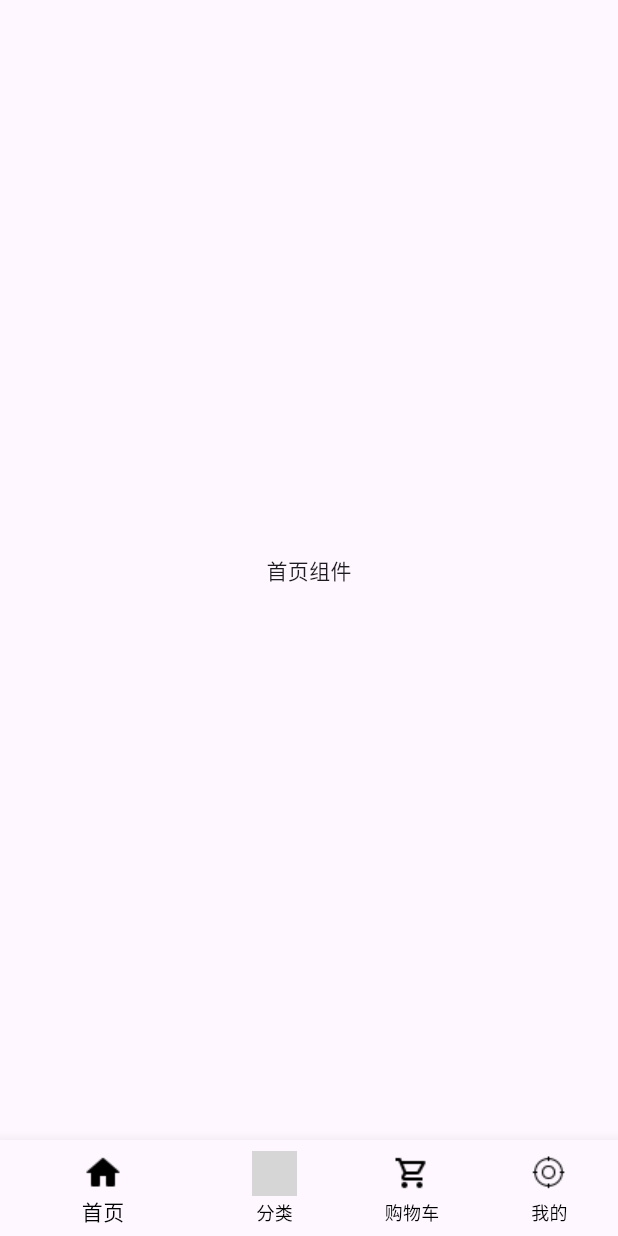
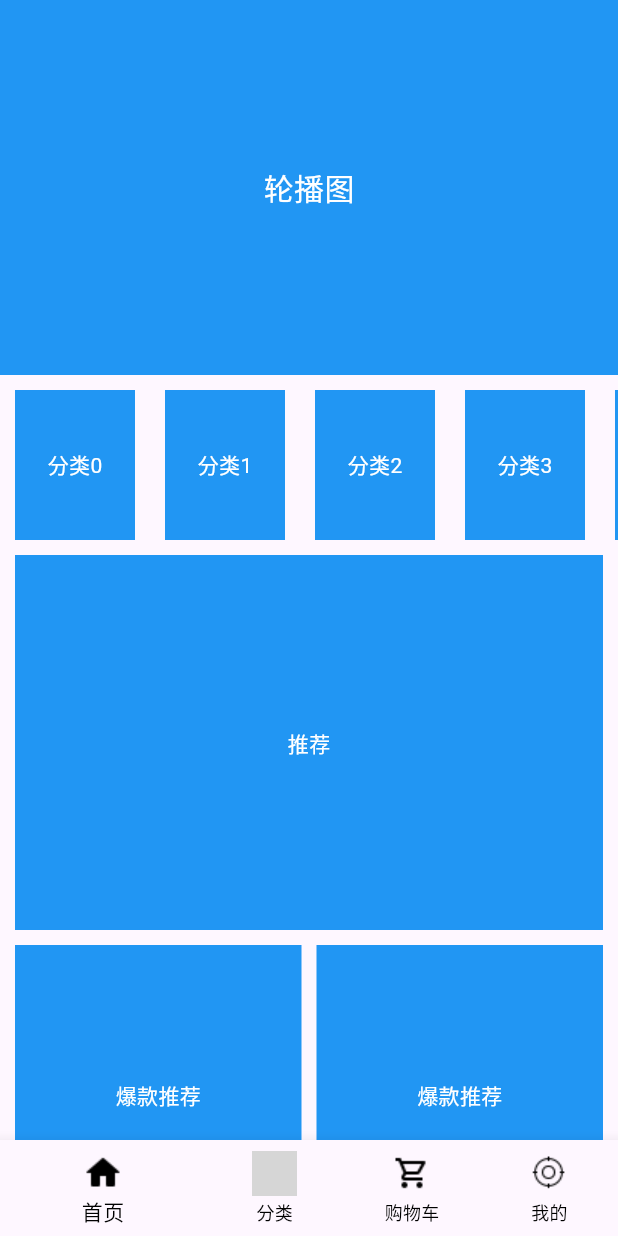
Before and after one commit to DZX-CPU/try_flutter, a Flutter app: the screen it shows after launch, on a phone screen of 412 x 824 dp. Run offline on Flutter 3.47's test engine with Material 3 defaults, Android fonts, the phone set to English and light mode, and no system bars; grey boxes are pictures that could not be loaded.

Commit message:
完成首页的基本布局

```diff
--- /dev/null
+++ b/lib/components/Home/HmCategory.dart
@@ -0,0 +1,41 @@
+import 'package:flutter/material.dart';
+
+/// 首页横向分类列表组件
+class Hmcategory extends StatefulWidget {
+  const Hmcategory({super.key});
+
+  @override
+  State<Hmcategory> createState() => HmcategoryState();
+}
+
+class HmcategoryState extends State<Hmcategory> {
+  // 缓存分类子项列表，避免每次 build 重建导致 Element 树重组失败
+  final List<Widget> _categoryItems = List.generate(20, (index) {
+    return Container(
+      alignment: Alignment.center,
+      width: 80,
+      height: 100,
+      color: Colors.blue,
+      // 左右间距
+      margin: EdgeInsets.symmetric(horizontal: 10),
+      child: Text(
+        "分类$index",
+        style: TextStyle(color: Colors.white),
+      ),
+    );
+  });
+
+  @override
+  Widget build(BuildContext context) {
+    return SizedBox(
+      // 限制分类区域高度
+      height: 100,
+      child: SingleChildScrollView(
+        // 横向滚动（使用 SingleChildScrollView 而非 ListView，
+        // 避免与外层 CustomScrollView 产生嵌套滚动冲突）
+        scrollDirection: Axis.horizontal,
+        child: Row(children: _categoryItems),
+      ),
+    );
+  }
+}
--- /dev/null
+++ b/lib/components/Home/HmHot.dart
@@ -0,0 +1,23 @@
+import 'package:flutter/material.dart';
+
+/// 首页热门区域组件（占位，待实现）
+class Hmhot extends StatefulWidget {
+  const Hmhot({super.key});
+
+  @override
+  State<Hmhot> createState() => _HmhotState();
+}
+
+class _HmhotState extends State<Hmhot> {
+  @override
+  Widget build(BuildContext context) {
+    return Container(
+      height: 200,
+      color: Colors.blue,
+      alignment: Alignment.center,
+      child: Text(
+        "爆款推荐",
+        style: TextStyle(color: Colors.white),),
+    );
+  }
+}
--- /dev/null
+++ b/lib/components/Home/HmMoreList.dart
@@ -0,0 +1,30 @@
+import 'package:flutter/material.dart';
+
+/// 首页更多列表组件（占位，待实现）
+class Hmmorelist extends StatefulWidget {
+  const Hmmorelist({super.key});
+
+  @override
+  State<Hmmorelist> createState() => _HmmorelistState();
+}
+
+class _HmmorelistState extends State<Hmmorelist> {
+  @override
+  Widget build(BuildContext context) {
+    return SliverGrid.builder(
+      itemCount: 4,
+      gridDelegate: SliverGridDelegateWithFixedCrossAxisCount(
+      crossAxisCount: 2,
+      mainAxisSpacing: 10,
+      crossAxisSpacing: 10),
+      itemBuilder:(BuildContext context,int index){
+        return Container(
+          alignment: Alignment.center,
+          color: Colors.blue,
+          child: Text(
+            "商品",
+            style: TextStyle(color: Colors.white),),
+        );
+      });
+  }
+}
--- /dev/null
+++ b/lib/components/Home/HmSlider.dart
@@ -0,0 +1,24 @@
+import 'package:flutter/material.dart';
+
+/// 首页顶部轮播图组件（占位，待实现）
+class Hmslider extends StatefulWidget {
+  const Hmslider({super.key});
+
+  @override
+  State<Hmslider> createState() => _HmsliderState();
+}
+
+class _HmsliderState extends State<Hmslider> {
+  @override
+  Widget build(BuildContext context) {
+    return Container(
+      height: 250,
+      color: Colors.blue,
+      alignment: Alignment.center,
+      child: Text(
+      "轮播图",
+      style: TextStyle(
+      color: Colors.white,
+      fontSize: 20)));
+  }
+}
--- /dev/null
+++ b/lib/components/Home/HmSuggestion.dart
@@ -0,0 +1,23 @@
+import 'package:flutter/material.dart';
+
+/// 首页推荐区域组件（占位，待实现）
+class Hmsuggestion extends StatefulWidget {
+  const Hmsuggestion({super.key});
+
+  @override
+  State<Hmsuggestion> createState() => _HmsuggestionState();
+}
+
+class _HmsuggestionState extends State<Hmsuggestion> {
+  @override
+  Widget build(BuildContext context) {
+    return Container(
+      alignment: Alignment.center,
+      color: Colors.blue,
+      height: 250,
+      child: Text(
+      "推荐",
+      style: TextStyle(color: Colors.white)),
+    );
+  }
+}
--- a/lib/main.dart
+++ b/lib/main.dart
@@ -1,6 +1,8 @@
 import 'package:flutter/material.dart';
 import 'package:last_test/routes/index.dart';
 
+/// 应用入口函数
 void main() {
+  // 启动 Flutter 应用，传入根组件
   runApp(getRootWidget());
 }
--- a/lib/pages/Cart/index.dart
+++ b/lib/pages/Cart/index.dart
@@ -1,5 +1,6 @@
 import 'package:flutter/material.dart';
 
+/// 购物车页（占位，待实现）
 class CartView extends StatefulWidget {
   const CartView({super.key});
 
--- a/lib/pages/Category/index.dart
+++ b/lib/pages/Category/index.dart
@@ -1,5 +1,6 @@
 import 'package:flutter/material.dart';
 
+/// 分类页（占位，待实现）
 class CategoryView extends StatefulWidget {
   const CategoryView({super.key});
 
--- a/lib/pages/Home/index.dart
+++ b/lib/pages/Home/index.dart
@@ -1,5 +1,12 @@
 import 'package:flutter/material.dart';
+import 'package:last_test/components/Home/HmCategory.dart';
+import 'package:last_test/components/Home/HmHot.dart';
+import 'package:last_test/components/Home/HmMoreList.dart';
+import 'package:last_test/components/Home/HmSlider.dart';
+import 'package:last_test/components/Home/HmSuggestion.dart';
 
+/// 首页视图 —— 使用 CustomScrollView 实现可滚动布局
+/// 由轮播图、分类列表、推荐区等模块组成
 class HomeView extends StatefulWidget {
   const HomeView({super.key});
 
@@ -8,10 +15,40 @@ class HomeView extends StatefulWidget {
 }
 
 class _HomeViewState extends State<HomeView> {
+  // 缓存 sliver 列表，避免每次 build 重建导致 Element 树重组失败
+  final List<Widget> _scrollChildren = const [
+    SliverToBoxAdapter(child: Hmslider()),       // 顶部轮播图
+    SliverToBoxAdapter(child: SizedBox(height: 10)), // 间距
+    SliverToBoxAdapter(child: Hmcategory()),     // 横向分类列表
+    SliverToBoxAdapter(child: SizedBox(height: 10)), // 间距
+    SliverToBoxAdapter(
+      child:Padding(padding: EdgeInsetsGeometry.symmetric(horizontal: 10),
+      child: Hmsuggestion()
+      ),
+      ),   // 推荐区域
+    SliverToBoxAdapter(child: SizedBox(height: 10)), // 间距
+    SliverToBoxAdapter(
+      child:Padding(padding: EdgeInsetsGeometry.symmetric(horizontal: 10),
+      child: Flex(
+      direction: Axis.horizontal,
+      children: [
+        Expanded(child: Hmhot()),
+        SizedBox(width: 10),
+        Expanded(child: Hmhot()),
+      ],
+      )
+      )
+      ),
+    SliverToBoxAdapter(child: SizedBox(height: 10)), // 间距
+    SliverPadding(
+      padding: EdgeInsets.symmetric(horizontal: 10),
+      sliver: Hmmorelist(),
+    ),
+  ];
+
   @override
   Widget build(BuildContext context) {
-    return Center(
-      child: Text("首页组件"),
-    );
+    // CustomScrollView 通过 slivers 组合各个模块，实现统一滚动
+    return CustomScrollView(slivers: _scrollChildren);
   }
 }
--- a/lib/pages/Login/index.dart
+++ b/lib/pages/Login/index.dart
@@ -1,5 +1,6 @@
 import 'package:flutter/material.dart';
 
+/// 登录页（占位，待实现）
 class LoginPage extends StatefulWidget {
   const LoginPage({super.key});
 
@@ -11,6 +12,7 @@ class _LoginPageState extends State<LoginPage> {
   @override
   Widget build(BuildContext context) {
     return Scaffold(
+      // 顶部标题栏
       appBar: AppBar(title:Text("登录")),
       body: Center(child: Text("登录页面")),
     );
--- a/lib/pages/Main/index.dart
+++ b/lib/pages/Main/index.dart
@@ -4,6 +4,8 @@ import 'package:last_test/pages/Category/index.dart';
 import 'package:last_test/pages/Home/index.dart';
 import 'package:last_test/pages/Mine/index.dart';
 
+/// 主页面 —— 底部导航框架页
+/// 使用 IndexedStack 保持四个子页面的状态，切换 tab 不会重建页面
 class MainPage extends StatefulWidget {
   const MainPage({super.key});
 
@@ -12,62 +14,60 @@ class MainPage extends StatefulWidget {
 }
 
 class _MainPageState extends State<MainPage> {
- final List<Map<String,String>> _tabList = [{
-  "icon":"lib/assets/sy1.png",
-  "active_icon":"lib/assets/sy2.png",
-  "text":"首页",
- },
- {
-  "icon":"lib/assets/fl1.png",
-  "active_icon":"lib/assets/fl2.png",
-  "text":"分类",
- },
- {
-  "icon":"lib/assets/gwc1.png",
-  "active_icon":"lib/assets/gwc2.png",
-  "text":"购物车",
- },
- {
-  "icon":"lib/assets/wd1.png",
-  "active_icon":"lib/assets/wd2.png",
-  "text":"我的",
- },
- ];
- int _currentIndex = 0;
+  /// 当前选中的底部导航索引
+  int _currentIndex = 0;
 
- List<BottomNavigationBarItem> _getTabBarWidget(){
-  return List.generate(_tabList.length,(int index){
-    return BottomNavigationBarItem(
-      icon:Image.asset(_tabList[index]["icon"]!,width: 30,height: 30),
-      activeIcon:Image.asset(_tabList[index]["active_icon"]!,width: 30,height: 30),
-      label: _tabList[index]["text"],
-    );
-  });
- }
+  // 缓存子页面列表，避免每次 build 重建导致 Element 树重组失败
+  final List<Widget> _children = const [HomeView(), CategoryView(), CartView(), MineView()];
 
-
-List<Widget> _getChildren(){
-   return[HomeView(),CategoryView(),CartView(),MineView()];
-}
+  // 缓存底部导航项列表，避免每次 build 重建
+  final List<BottomNavigationBarItem> _tabBarItems = [
+    BottomNavigationBarItem(
+      icon: Image.asset("lib/assets/sy1.png", width: 30, height: 30),
+      activeIcon: Image.asset("lib/assets/sy2.png", width: 30, height: 30),
+      label: "首页",
+    ),
+    BottomNavigationBarItem(
+      icon: Image.asset("lib/assets/fl1.png", width: 30, height: 30),
+      activeIcon: Image.asset("lib/assets/fl2.png", width: 30, height: 30),
+      label: "分类",
+    ),
+    BottomNavigationBarItem(
+      icon: Image.asset("lib/assets/gwc1.png", width: 30, height: 30),
+      activeIcon: Image.asset("lib/assets/gwc2.png", width: 30, height: 30),
+      label: "购物车",
+    ),
+    BottomNavigationBarItem(
+      icon: Image.asset("lib/assets/wd1.png", width: 30, height: 30),
+      activeIcon: Image.asset("lib/assets/wd2.png", width: 30, height: 30),
+      label: "我的",
+    ),
+  ];
 
   @override
   Widget build(BuildContext context) {
     return Scaffold(
+      // IndexedStack 只显示 index 对应的子页面，其余页面保持隐藏但状态不丢失
       body: SafeArea(
         child: IndexedStack(
           index: _currentIndex,
-          children: _getChildren(),
+          children: _children,
         )),
+      // 底部导航栏
       bottomNavigationBar: BottomNavigationBar(
+        // 未选中时也显示 label
         showUnselectedLabels: true,
+        // 选中与未选中项的文字颜色均为黑色
         selectedItemColor: Colors.black,
         unselectedItemColor: Colors.black,
+        // 点击切换 tab
         onTap: (int index){
          _currentIndex = index;
          setState(() {});
         },
+        // 当前选中索引
         currentIndex: _currentIndex,
-        items: _getTabBarWidget(),
+        items: _tabBarItems,
         ),
     );
   }
--- a/lib/pages/Mine/index.dart
+++ b/lib/pages/Mine/index.dart
@@ -1,5 +1,6 @@
 import 'package:flutter/material.dart';
 
+/// 我的页面（占位，待实现）
 class MineView extends StatefulWidget {
   const MineView({super.key});
 
--- a/lib/routes/index.dart
+++ b/lib/routes/index.dart
@@ -2,13 +2,17 @@ import 'package:flutter/material.dart';
 import 'package:last_test/pages/Login/index.dart';
 import 'package:last_test/pages/Main/index.dart';
 
+/// 构建应用根组件
 Widget getRootWidget(){
   return MaterialApp(
-
+    // 注册应用全局路由表
     routes:getRootRoutes(),
   );
 }
 
+/// 定义应用全局路由表
+/// - "/"       → 主页（底部导航框架）
+/// - "/login"  → 登录页
 Map<String, Widget Function(BuildContext)>getRootRoutes(){
   return{
     "/":(context)=>MainPage(),//主页路由
```
